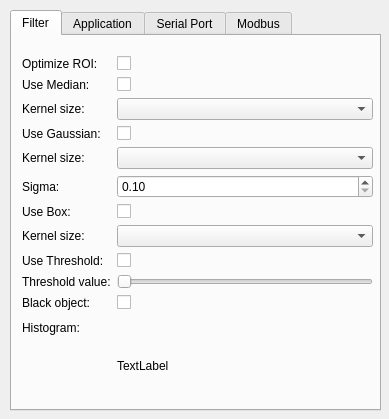
First picture: the form in filterapp/SettingsForm.ui, repository peppincsoda/stripe-filter-v2, before the edit.
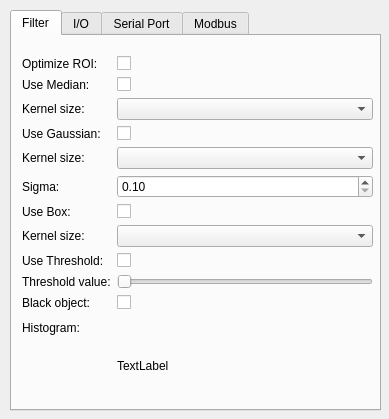
Second picture: the form after the edit.

Commit message: sfv2: App tab name changed to I/O

The edit to the form file:
```diff
--- a/filterapp/SettingsForm.ui
+++ b/filterapp/SettingsForm.ui
@@ -218,7 +218,7 @@
    </widget>
    <widget class="QWidget" name="applicationTab">
     <attribute name="title">
-     <string>Application</string>
+     <string>I/O</string>
     </attribute>
     <widget class="QWidget" name="formLayoutWidget">
      <property name="geometry">
```
Left out of the diff: 2 changed lines with no effect on the pictures.
